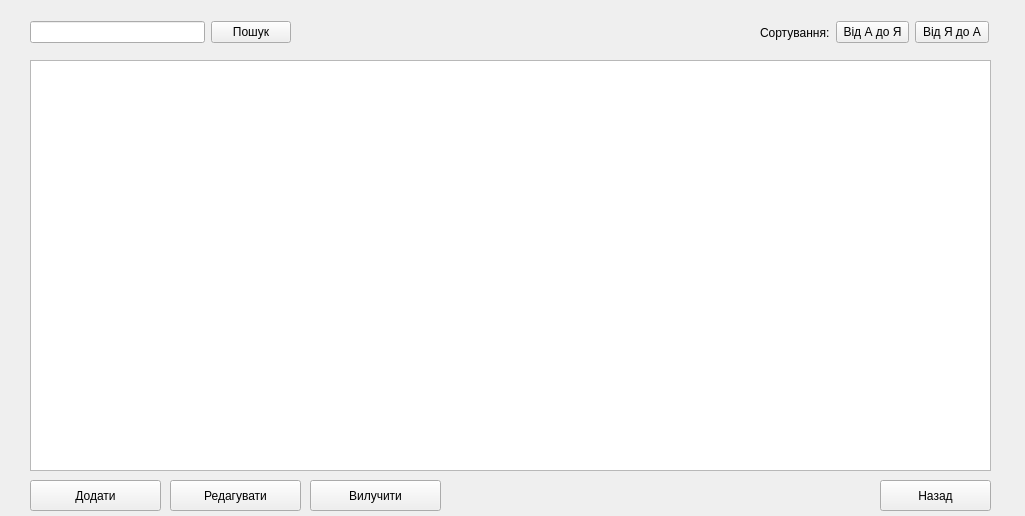
This is patientlist.ui in Shadowfank/ClinicRegistry as Qt 5 draws it before an edit. The edited form follows.
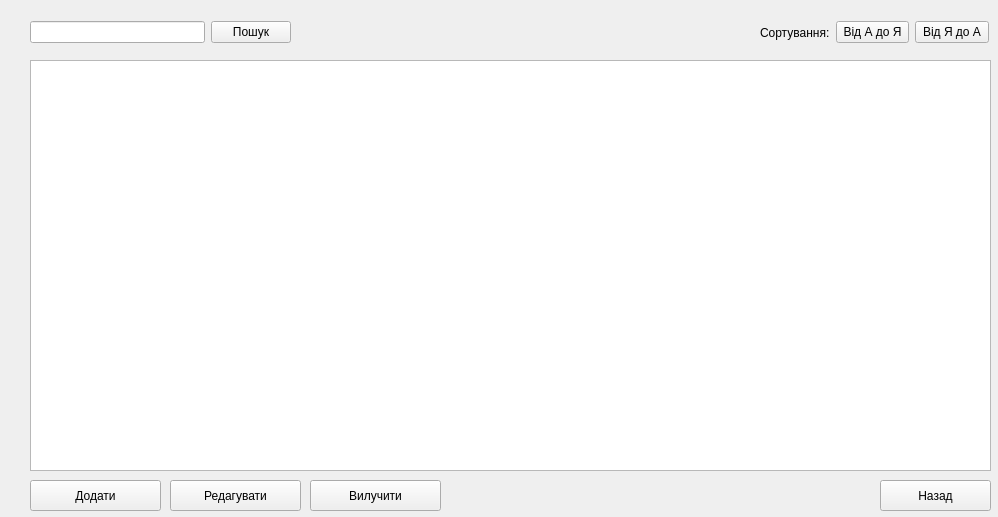
This is the edited form.

```diff
--- a/patientlist.ui
+++ b/patientlist.ui
@@ -6,8 +6,8 @@
    <rect>
     <x>0</x>
     <y>0</y>
-    <width>1025</width>
-    <height>516</height>
+    <width>998</width>
+    <height>517</height>
    </rect>
   </property>
   <property name="windowTitle">
```
Left out of the diff: 2 changed lines with no effect on the pictures.
